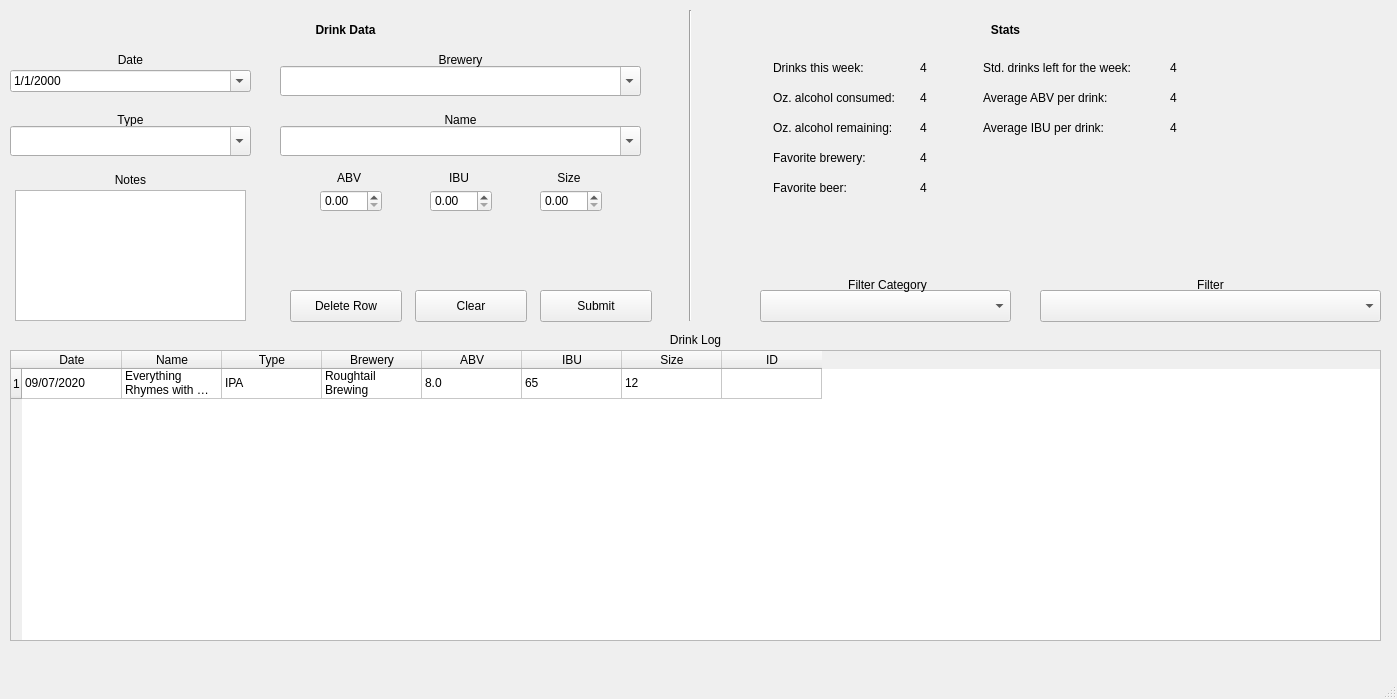
The window that src/mainwindow.ui (minorsecond/BuzzBot) describes before a commit, drawn with Qt 5.
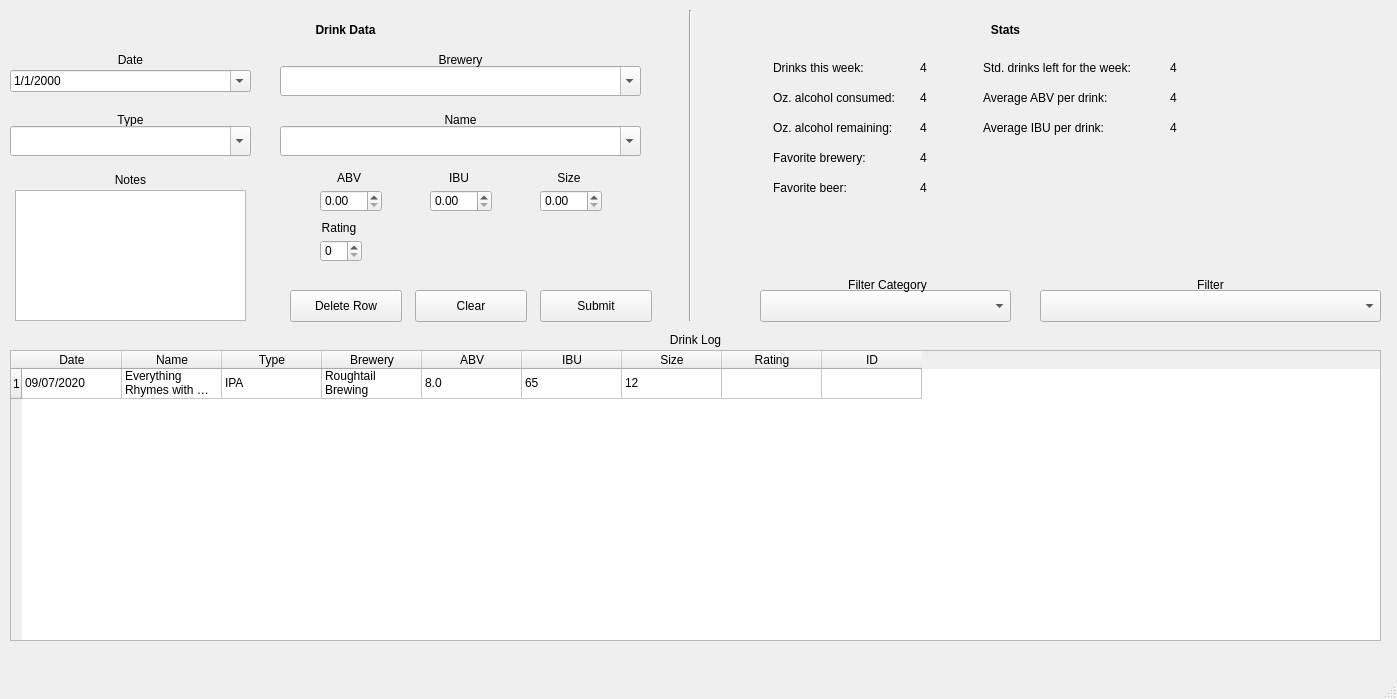
The same window after the commit.

Commit message: Add rating field and column in UI

The edit to the form file:
```diff
--- a/src/mainwindow.ui
+++ b/src/mainwindow.ui
@@ -286,6 +286,11 @@
       <string>Size</string>
      </property>
     </column>
+    <column>
+     <property name="text">
+      <string>Rating</string>
+     </property>
+    </column>
     <column>
      <property name="text">
       <string>ID</string>
@@ -699,6 +704,35 @@
      <set>Qt::AlignCenter</set>
     </property>
    </widget>
+   <widget class="QSpinBox" name="ratingInput">
+    <property name="geometry">
+     <rect>
+      <x>320</x>
+      <y>240</y>
+      <width>42</width>
+      <height>22</height>
+     </rect>
+    </property>
+    <property name="maximum">
+     <number>10</number>
+    </property>
+   </widget>
+   <widget class="QLabel" name="ratingLabel">
+    <property name="geometry">
+     <rect>
+      <x>310</x>
+      <y>220</y>
+      <width>58</width>
+      <height>16</height>
+     </rect>
+    </property>
+    <property name="text">
+     <string>Rating</string>
+    </property>
+    <property name="alignment">
+     <set>Qt::AlignCenter</set>
+    </property>
+   </widget>
   </widget>
   <widget class="QMenuBar" name="menubar">
    <property name="geometry">
```
Left out of the diff: 3 changed lines with no effect on the pictures. The commit also changes 1 other file.
